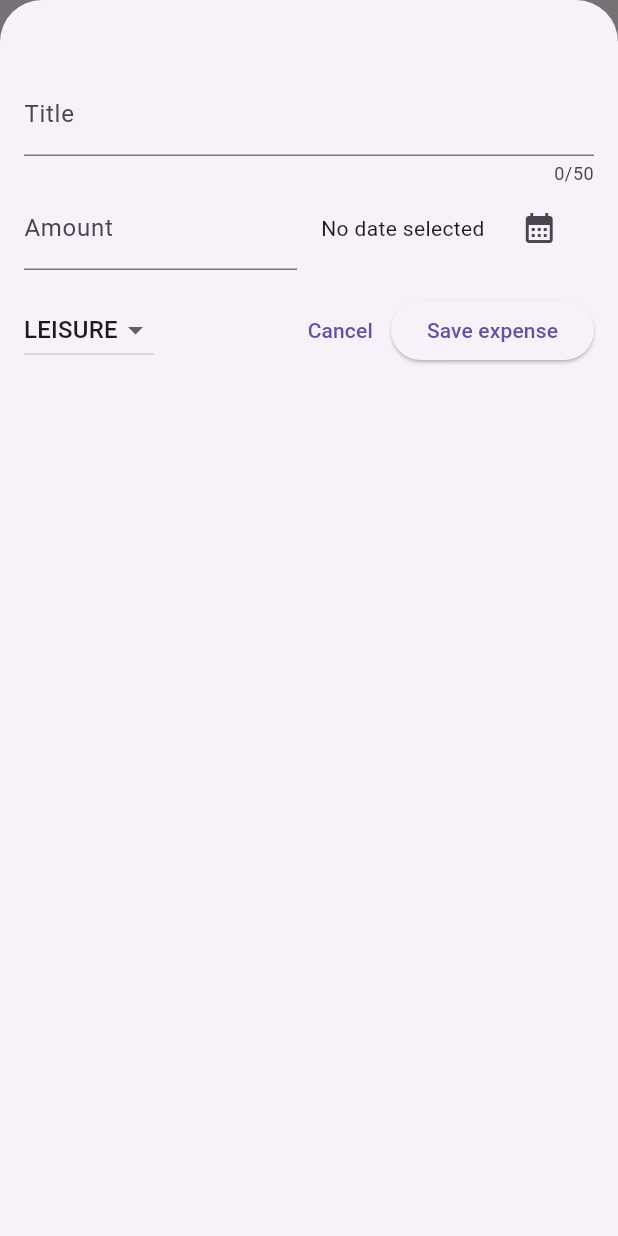
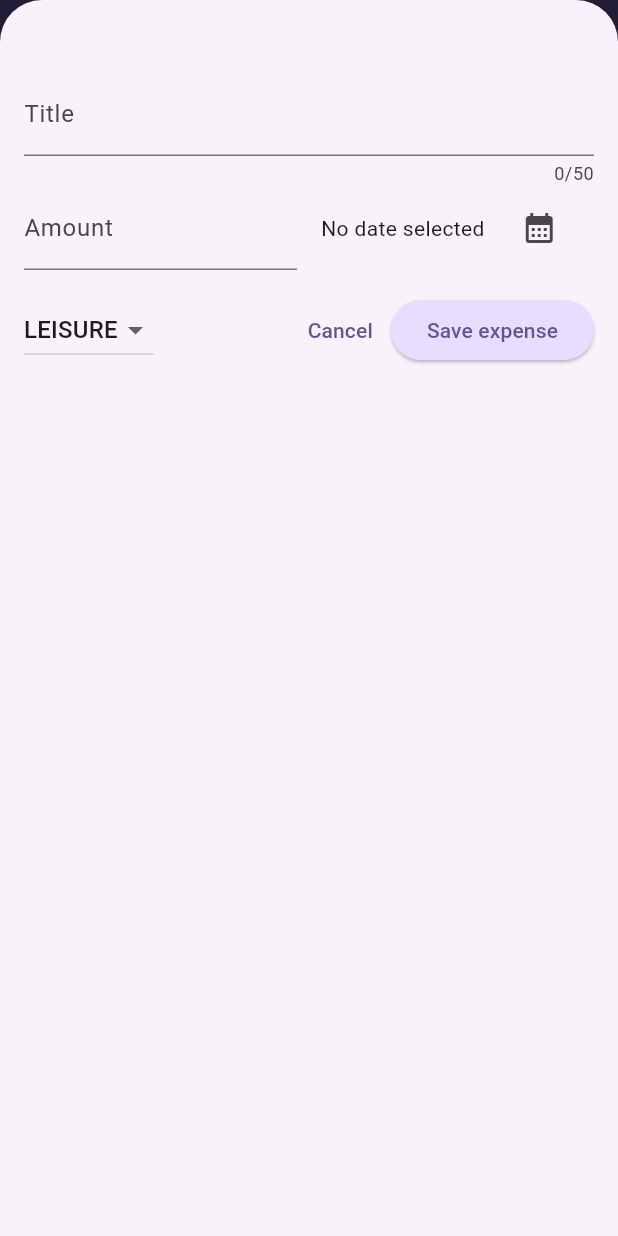
Before and after one commit to AnexDev1/mela_tracker, a Flutter app: the screen it shows after launch, after a tap on the "add" icon, on a phone screen of 412 x 824 dp. Run offline on Flutter 3.47's test engine with Material 3 defaults, Android fonts, the phone set to English and light mode, and no system bars.

Commit message:
implementing custom theme

```diff
--- a/lib/main.dart
+++ b/lib/main.dart
@@ -1,9 +1,31 @@
 import 'package:flutter/material.dart';
 import 'package:mela_tracker/widgets/expenses.dart';
 
+var kColorScheme =
+    ColorScheme.fromSeed(seedColor: const Color.fromARGB(255, 96, 59, 181));
 void main() {
-  runApp(const MaterialApp(
+  runApp(MaterialApp(
+    theme: ThemeData().copyWith(
+      colorScheme: kColorScheme,
+      appBarTheme: const AppBarTheme().copyWith(
+          backgroundColor: kColorScheme.onPrimaryContainer,
+          foregroundColor: kColorScheme.primaryContainer),
+      cardTheme: const CardTheme().copyWith(
+        color: kColorScheme.secondaryContainer,
+        margin: const EdgeInsets.symmetric(horizontal: 16, vertical: 8),
+      ),
+      elevatedButtonTheme: ElevatedButtonThemeData(
+        style: ElevatedButton.styleFrom(
+            backgroundColor: kColorScheme.primaryContainer),
+      ),
+      textTheme: ThemeData().textTheme.copyWith(
+            titleLarge: TextStyle(
+                fontWeight: FontWeight.normal,
+                color: kColorScheme.onSecondaryContainer,
+                fontSize: 14),
+          ),
+    ),
     debugShowCheckedModeBanner: false,
-    home: Expenses(),
+    home: const Expenses(),
   ));
 }
--- a/lib/widgets/expenses.dart
+++ b/lib/widgets/expenses.dart
@@ -11,32 +11,7 @@
 }
 
 class _ExpensesState extends State<Expenses> {
-  final List<Expense> _registeredExpenses = [
-    Expense(
-      title: 'Burger',
-      amount: 355.00,
-      category: Category.food,
-      date: DateTime.now(),
-    ),
-    Expense(
-      title: 'saddle',
-      amount: 500.00,
-      category: Category.bike,
-      date: DateTime.now(),
-    ),
-    Expense(
-      title: 'pack',
-      amount: 100.00,
-      category: Category.drug,
-      date: DateTime.now(),
-    ),
-    Expense(
-      title: 'shoe',
-      amount: 4500.00,
-      category: Category.leisure,
-      date: DateTime.now(),
-    ),
-  ];
+  final List<Expense> _registeredExpenses = [];
   void _addExpense(Expense expense) {
     setState(() {
       _registeredExpenses.add(expense);
```
